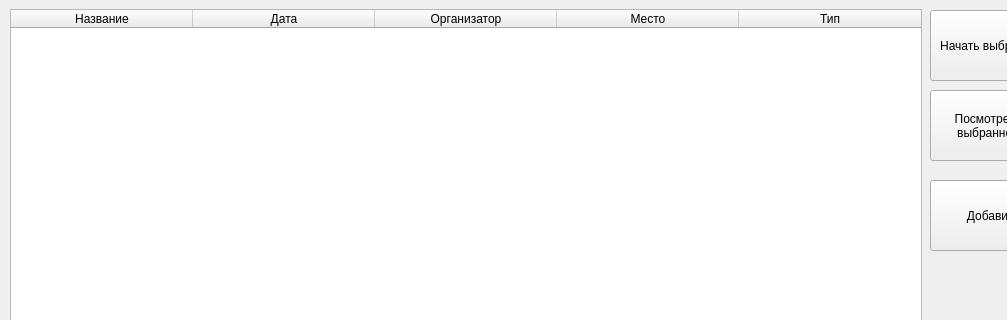
First picture: the form in table.ui, repository vitoffer/Predprof23, before the edit; both pictures show x 0 to 1007 and y 0 to 320 of the 1100 by 800 pixel window.
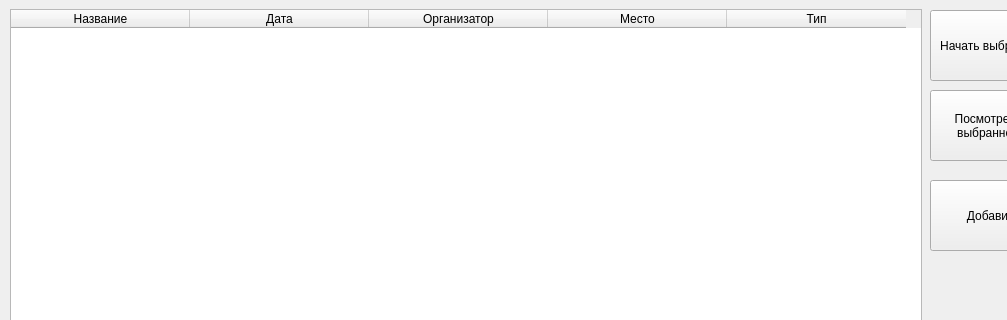
Second picture: the form after the edit.

```diff
--- a/table.ui
+++ b/table.ui
@@ -46,7 +46,7 @@
      <bool>true</bool>
     </property>
     <attribute name="horizontalHeaderDefaultSectionSize">
-     <number>182</number>
+     <number>179</number>
     </attribute>
     <column>
      <property name="text">
```
